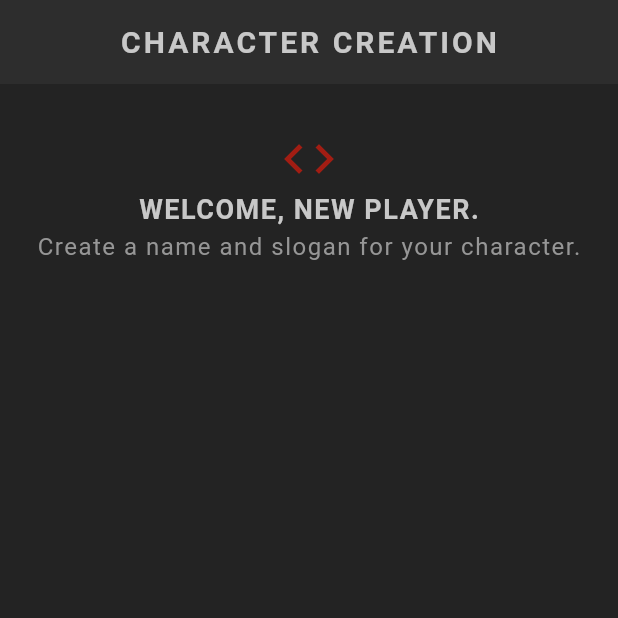
After one commit to tessa-z/flutter_rpg, a Flutter app: the screen it shows after launch, on a phone screen of 412 x 824 dp, the top half of it. The commit adds this screen. Run offline on Flutter 3.47's test engine with Material 3 defaults, Android fonts, the light colour scheme and no system bars; our stand-ins replace google_fonts; Roboto replaces fonts that are missing (Kanit).

Commit message:
Make create screen

```diff
--- a/lib/main.dart
+++ b/lib/main.dart
@@ -1,7 +1,8 @@
 import 'package:flutter/material.dart';
+import 'package:flutter_rpg/screens/create/create.dart';
 import 'package:flutter_rpg/screens/home/home.dart';
 import 'package:flutter_rpg/theme.dart';
 
 void main() {
-  runApp(MaterialApp(home: Home(), theme: primaryTheme));
+  runApp(MaterialApp(home: Create(), theme: primaryTheme));
 }
--- /dev/null
+++ b/lib/screens/create/create.dart
@@ -0,0 +1,34 @@
+import 'package:flutter/material.dart';
+import 'package:flutter_rpg/shared/styled_text.dart';
+import 'package:flutter_rpg/theme.dart';
+
+class Create extends StatefulWidget {
+  const Create({super.key});
+
+  @override
+  State<Create> createState() => _CreateState();
+}
+
+class _CreateState extends State<Create> {
+  @override
+  Widget build(BuildContext context) {
+    return Scaffold(
+      appBar: AppBar(title: StyledHeadline('Character Creation')),
+      body: Container(
+        padding: const EdgeInsets.symmetric(horizontal: 20.0, vertical: 30.0),
+        child: Column(
+          mainAxisAlignment: MainAxisAlignment.start,
+          children: [
+            Center(
+              child: Icon(Icons.code, size: 40, color: AppColors.primaryColor),
+            ),
+            Center(child: StyledTitle('Welcome, new player.')),
+            Center(
+              child: StyledText('Create a name and slogan for your character.'),
+            ),
+          ],
+        ),
+      ),
+    );
+  }
+}
```
